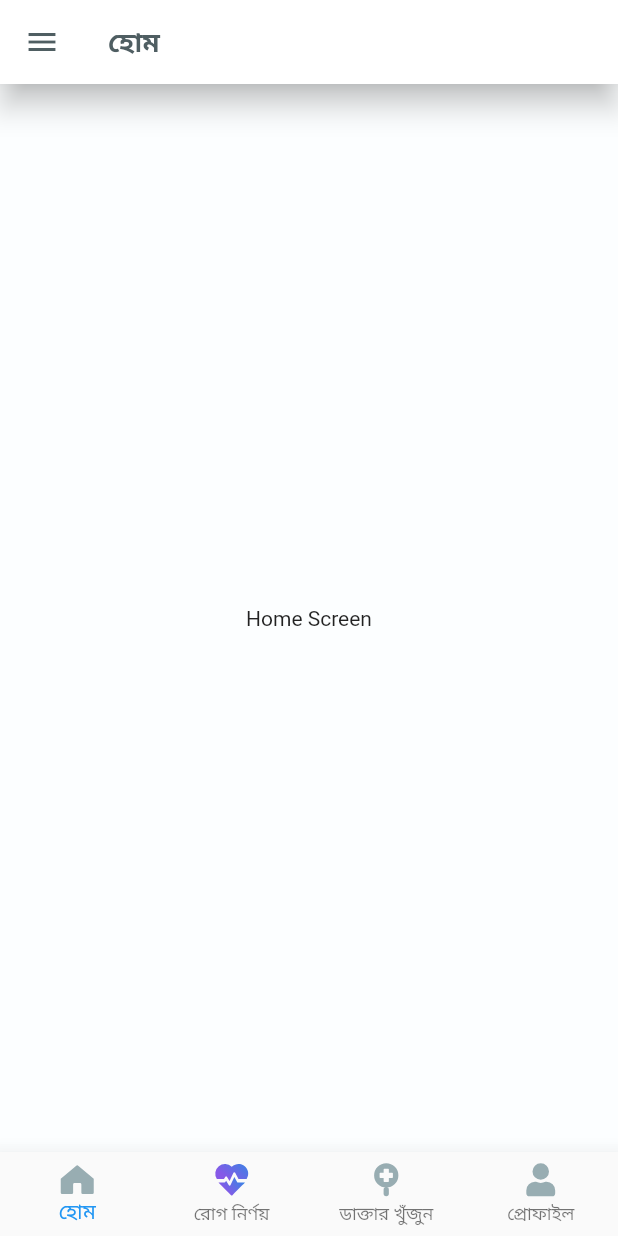
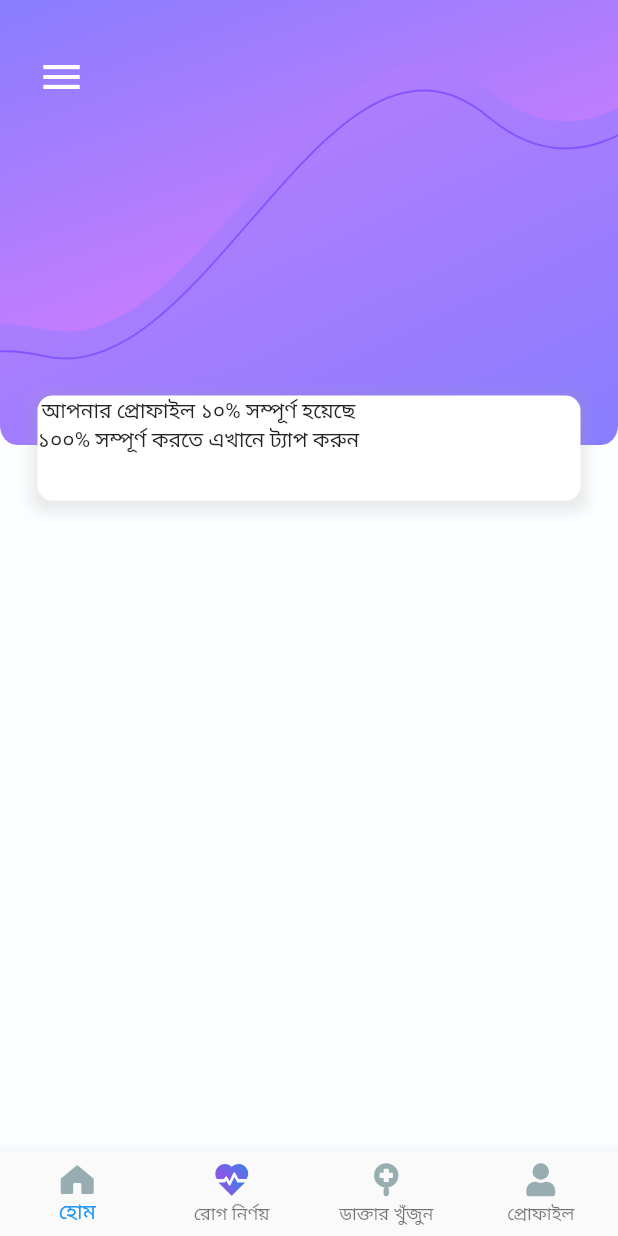
Before and after one commit to thealiflab/EnzaimeV2, a Flutter app: the AppBottomNavigationBar screen opened by its route, on a phone screen of 412 x 824 dp. Run offline on Flutter 3.47's test engine with Material 2 defaults, Android fonts, the phone set to English and light mode, and no system bars; our stand-ins replace flutter_svg.

Commit message:
home_screen 40% done

```diff
--- a/lib/components/app_bottom_navigation_bar.dart
+++ b/lib/components/app_bottom_navigation_bar.dart
@@ -65,10 +65,6 @@ class _AppBottomNavigationBarState extends State<AppBottomNavigationBar> {
               width: 22.0,
               allowDrawingOutsideViewBox: true,
             ),
-
-//            Icon(Icons.rate_review,
-//                color: _currentIndex == 1 ? Colors.blue : Colors.black12),
-
             title: Padding(
               padding: const EdgeInsets.all(5.0),
               child: Text(
@@ -93,7 +89,7 @@ class _AppBottomNavigationBarState extends State<AppBottomNavigationBar> {
               child: Text(
                 "ডাক্তার খুঁজুন",
                 style: TextStyle(
-                  color: _currentIndex == 0
+                  color: _currentIndex == 2
                       ? Color(0xFF278CE3)
                       : Color(0xFF98ADB2),
                 ),
@@ -112,7 +108,7 @@ class _AppBottomNavigationBarState extends State<AppBottomNavigationBar> {
               child: Text(
                 "প্রোফাইল",
                 style: TextStyle(
-                  color: _currentIndex == 0
+                  color: _currentIndex == 3
                       ? Color(0xFF278CE3)
                       : Color(0xFF98ADB2),
                 ),
--- a/lib/components/gradient_button.dart
+++ b/lib/components/gradient_button.dart
@@ -7,10 +7,10 @@ class GradientButton extends StatelessWidget {
 
   @override
   Widget build(BuildContext context) {
-    Size size = MediaQuery.of(context).size;
+    Size _size = MediaQuery.of(context).size;
     return Container(
       height: 62.0,
-      width: size.width * 0.90,
+      width: _size.width * 0.90,
       child: RaisedButton(
         elevation: 13,
         onPressed: onTap,
@@ -28,7 +28,7 @@ class GradientButton extends StatelessWidget {
               borderRadius: BorderRadius.circular(12.0)),
           child: Container(
             constraints:
-                BoxConstraints(maxWidth: size.width * 0.9, minHeight: 50.0),
+                BoxConstraints(maxWidth: _size.width * 0.9, minHeight: 50.0),
             alignment: Alignment.center,
             child: Text(
               buttonText,
--- a/lib/components/icons.dart
+++ b/lib/components/icons.dart
@@ -8,3 +8,4 @@ final String home = 'assets/icons/home.svg';
 final String heartSel = 'assets/icons/heart.svg';
 final String doctorsearch = 'assets/icons/doctor.svg';
 final String profile = 'assets/icons/profile.svg';
+final String homeTop = 'assets/icons/homescreentopdesign.svg';
--- a/lib/main.dart
+++ b/lib/main.dart
@@ -18,7 +18,7 @@ class MyApp extends StatelessWidget {
       theme: ThemeData(
         scaffoldBackgroundColor: Color(0xFFFCFEFF),
       ),
-      initialRoute: RegistrationScreen.id,
+      initialRoute: HomeScreen.id,
       routes: {
         OpeningScreen.id: (context) => OpeningScreen(),
         LoginScreen.id: (context) => LoginScreen(),
--- a/lib/screens/home_screen.dart
+++ b/lib/screens/home_screen.dart
@@ -1,4 +1,6 @@
 import 'package:flutter/material.dart';
+import 'package:flutter_svg/flutter_svg.dart';
+import 'package:enzaimev2/components/icons.dart';
 
 class HomeScreen extends StatefulWidget {
   static const String id = 'home_screen';
@@ -10,27 +12,83 @@ class HomeScreen extends StatefulWidget {
 class _HomeScreenState extends State<HomeScreen> {
   @override
   Widget build(BuildContext context) {
+    Size _size = MediaQuery.of(context).size;
     return Scaffold(
-      appBar: AppBar(
-        backgroundColor: Colors.white,
-        leading: Icon(
-          Icons.menu,
-          color: Color(0xFF4F5E62),
-        ),
-        title: Text(
-          'হোম',
-          style: TextStyle(
-            fontSize: 18,
-            fontWeight: FontWeight.w600,
-            color: Color(0xFF4F5E62),
+//      appBar: AppBar(
+//        backgroundColor: Colors.white,
+//        leading: Icon(
+//          Icons.menu,
+//          color: Color(0xFF4F5E62),
+//        ),
+//        title: Text(
+//          'হোম',
+//          style: TextStyle(
+//            fontSize: 18,
+//            fontWeight: FontWeight.w600,
+//            color: Color(0xFF4F5E62),
+//          ),
+//        ),
+//        elevation: 8,
+//      ),
+      body: Stack(
+        children: <Widget>[
+          Container(
+            height: _size.height * 0.36,
+            width: double.infinity,
+            child: SvgPicture.asset(
+              homeTop,
+              fit: BoxFit.fill,
+            ),
           ),
-        ),
-        elevation: 8,
-      ),
-      body: Center(
-        child: Container(
-          child: Text("Home Screen"),
-        ),
+          Align(
+            alignment: Alignment.topLeft,
+            child: Padding(
+              padding: EdgeInsets.symmetric(horizontal: 25, vertical: 35),
+              child: GestureDetector(
+                onTap: () {},
+                child: Icon(
+                  Icons.menu,
+                  size: 32,
+                  color: Colors.white,
+                ),
+              ),
+            ),
+          ),
+          Positioned(
+            top: _size.height * 0.32,
+            right: 0,
+            left: 0,
+            child: Padding(
+              padding: EdgeInsets.symmetric(horizontal: 25.0),
+              child: Container(
+                width: _size.width * 0.85,
+                height: 70,
+                decoration: BoxDecoration(
+                  borderRadius: BorderRadius.circular(10),
+                  color: Colors.white,
+                  boxShadow: [
+                    BoxShadow(
+                      color: Colors.grey.withOpacity(0.2),
+                      spreadRadius: 5,
+                      blurRadius: 7,
+                      offset: Offset(0, 3), // changes position of shadow
+                    ),
+                  ],
+                ),
+                child: Row(
+                  children: <Widget>[
+                    Column(
+                      children: <Widget>[
+                        Text('আপনার প্রোফাইল ১০% সম্পূর্ণ হয়েছে'),
+                        Text('১০০% সম্পূর্ণ করতে এখানে ট্যাপ করুন'),
+                      ],
+                    ),
+                  ],
+                ),
+              ),
+            ),
+          ),
+        ],
       ),
     );
   }
```
Also changed, not shown: assets/icons/homescreentopdesign.svg (added).
